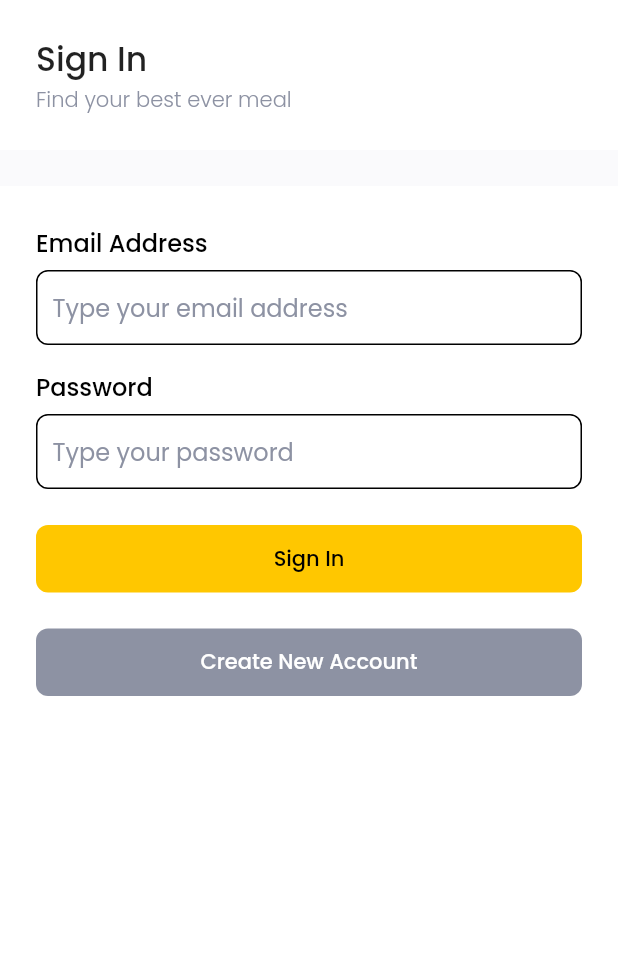
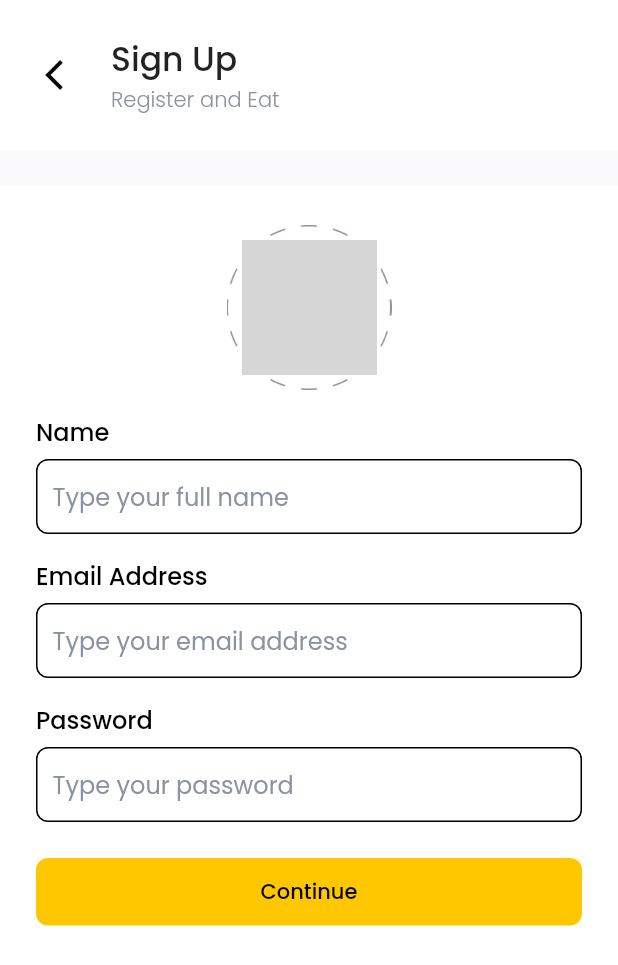
Before and after one commit to irvanalfaridzi/flutter-food-market, a Flutter app: the screen it shows after launch, after a tap on "Create New Account", on a phone screen of 412 x 824 dp. Shown: the top 965 px of the screen. Run offline on Flutter 3.47's test engine with Material 2 defaults, Android fonts, the phone set to English and light mode, and no system bars; our stand-ins replace flutter_spinkit, get, google_fonts, supercharged; network calls fail; grey boxes are pictures that could not be loaded.

Commit message:
sign up page

```diff
--- a/lib/main.dart
+++ b/lib/main.dart
@@ -1,4 +1,5 @@
 import 'package:flutter/material.dart';
+import 'package:get/get.dart';
 
 import 'ui/pages/pages.dart';
 
@@ -9,7 +10,7 @@ void main() {
 class MyApp extends StatelessWidget {
   @override
   Widget build(BuildContext context) {
-    return MaterialApp(
+    return GetMaterialApp(
       debugShowCheckedModeBanner: false,
       home: SignInPage(),
     );
--- a/lib/ui/pages/general_page.dart
+++ b/lib/ui/pages/general_page.dart
@@ -43,7 +43,13 @@ class GeneralPage extends StatelessWidget {
                       child: Row(
                         children: [
                           onBackButtonPressed != null
-                              ? Container(
+                              ? GestureDetector(
+                                  onTap: () {
+                                    if (onBackButtonPressed != null) {
+                                      onBackButtonPressed();
+                                    }
+                                  },
+                                  child: Container(
                                     width: 24,
                                     height: 24,
                                     margin: EdgeInsets.only(
@@ -53,6 +59,7 @@ class GeneralPage extends StatelessWidget {
                                       image: DecorationImage(
                                         image: AssetImage(
                                           "assets/back_arrow.png",
+                                        ),
                                       ),
                                     ),
                                   ),
--- a/lib/ui/pages/pages.dart
+++ b/lib/ui/pages/pages.dart
@@ -1,8 +1,10 @@
 import 'package:flutter/material.dart';
 import 'package:flutter_spinkit/flutter_spinkit.dart';
 import 'package:food_market_alfa/shared/shared.dart';
+import 'package:get/get.dart';
 import 'package:google_fonts/google_fonts.dart';
 import 'package:supercharged/supercharged.dart';
 
 part 'general_page.dart';
 part 'sign_in_page.dart';
+part 'sign_up_page.dart';
--- a/lib/ui/pages/sign_in_page.dart
+++ b/lib/ui/pages/sign_in_page.dart
@@ -130,7 +130,9 @@ class _SignInPageState extends State<SignInPage> {
                     color: mainColor,
                   )
                 : RaisedButton(
-                    onPressed: () {},
+                    onPressed: () {
+                      Get.to(SignUpPage());
+                    },
                     elevation: 0,
                     shape: RoundedRectangleBorder(
                       borderRadius: BorderRadius.circular(8),
--- /dev/null
+++ b/lib/ui/pages/sign_up_page.dart
@@ -0,0 +1,179 @@
+part of 'pages.dart';
+
+class SignUpPage extends StatefulWidget {
+  @override
+  _SignUpPageState createState() => _SignUpPageState();
+}
+
+class _SignUpPageState extends State<SignUpPage> {
+  @override
+  Widget build(BuildContext context) {
+    TextEditingController emailController = TextEditingController();
+    TextEditingController passwordController = TextEditingController();
+    TextEditingController nameController = TextEditingController();
+    return GeneralPage(
+      title: "Sign Up",
+      subtitile: "Register and Eat",
+      onBackButtonPressed: () {
+        Get.back();
+      },
+      child: Column(
+        children: [
+// Photos
+          Container(
+            width: 110,
+            height: 110,
+            margin: EdgeInsets.only(top: 26),
+            padding: EdgeInsets.all(10),
+            decoration: BoxDecoration(
+              image: DecorationImage(
+                image: AssetImage(
+                  "assets/photo_border.png",
+                ),
+              ),
+            ),
+            child: Container(
+              decoration: BoxDecoration(
+                  shape: BoxShape.circle,
+                  image: DecorationImage(
+                    image: NetworkImage(
+                      "https://2.bp.blogspot.com/-2TQetb34eT4/XDRmUaoE9sI/AAAAAAAABlE/WkfOuJOJF68W_vDhypibC5Sw_12CRtN9wCLcBGAs/s1600/Jennie-BLACKPINK-Berhasil-Raih-Trofi-Pertama-Untuk-Lagu-SOLO-di-Hari-Debut-Solo-Stage-2.jpg",
+                    ),
+                  )),
+            ),
+          ),
+// Email address
+          Container(
+            width: double.infinity,
+            margin: EdgeInsets.fromLTRB(
+              defaultMargin,
+              16,
+              defaultMargin,
+              6,
+            ),
+            child: Text(
+              "Name",
+              style: blackFontStyle2,
+            ),
+          ),
+          Container(
+            width: double.infinity,
+            margin: EdgeInsets.symmetric(
+              horizontal: defaultMargin,
+            ),
+            padding: EdgeInsets.symmetric(
+              horizontal: 10,
+            ),
+            decoration: BoxDecoration(
+              borderRadius: BorderRadius.circular(8),
+              border: Border.all(color: Colors.black),
+            ),
+            child: TextField(
+              controller: nameController,
+              decoration: InputDecoration(
+                border: InputBorder.none,
+                hintStyle: greyFontStyle,
+                hintText: 'Type your full name',
+              ),
+            ),
+          ),
+// Email address
+          Container(
+            width: double.infinity,
+            margin: EdgeInsets.fromLTRB(
+              defaultMargin,
+              16,
+              defaultMargin,
+              6,
+            ),
+            child: Text(
+              "Email Address",
+              style: blackFontStyle2,
+            ),
+          ),
+          Container(
+            width: double.infinity,
+            margin: EdgeInsets.symmetric(
+              horizontal: defaultMargin,
+            ),
+            padding: EdgeInsets.symmetric(
+              horizontal: 10,
+            ),
+            decoration: BoxDecoration(
+              borderRadius: BorderRadius.circular(8),
+              border: Border.all(color: Colors.black),
+            ),
+            child: TextField(
+              controller: emailController,
+              decoration: InputDecoration(
+                border: InputBorder.none,
+                hintStyle: greyFontStyle,
+                hintText: 'Type your email address',
+              ),
+            ),
+          ),
+// Password
+          Container(
+            width: double.infinity,
+            margin: EdgeInsets.fromLTRB(
+              defaultMargin,
+              16,
+              defaultMargin,
+              6,
+            ),
+            child: Text(
+              "Password",
+              style: blackFontStyle2,
+            ),
+          ),
+          Container(
+            width: double.infinity,
+            margin: EdgeInsets.symmetric(
+              horizontal: defaultMargin,
+            ),
+            padding: EdgeInsets.symmetric(
+              horizontal: 10,
+            ),
+            decoration: BoxDecoration(
+              borderRadius: BorderRadius.circular(8),
+              border: Border.all(color: Colors.black),
+            ),
+            child: TextField(
+              controller: passwordController,
+              decoration: InputDecoration(
+                border: InputBorder.none,
+                hintStyle: greyFontStyle,
+                hintText: 'Type your password',
+              ),
+            ),
+          ),
+// Button Sign In
+          Container(
+            width: double.infinity,
+            height: 45,
+            margin: EdgeInsets.only(top: 24),
+            padding: EdgeInsets.symmetric(
+              horizontal: defaultMargin,
+            ),
+            child: RaisedButton(
+              onPressed: () {},
+              elevation: 0,
+              shape: RoundedRectangleBorder(
+                borderRadius: BorderRadius.circular(8),
+              ),
+              color: mainColor,
+              child: Text(
+                "Continue",
+                style: GoogleFonts.poppins(
+                  color: Colors.black,
+                  fontSize: 14,
+                  fontWeight: FontWeight.w500,
+                ),
+              ),
+            ),
+          ),
+        ],
+      ),
+    );
+  }
+}
--- a/pubspec.yaml
+++ b/pubspec.yaml
@@ -26,6 +26,7 @@ dependencies:
   cupertino_icons: ^1.0.2
   flutter_bloc: ^7.0.0
   flutter_spinkit: ^5.0.0
+  get: ^4.1.4
   google_fonts: ^2.1.0
   supercharged: ^2.0.0
 
```
Also changed, not shown: pubspec.lock. Lines whose indentation alone changed are shown as unchanged.
